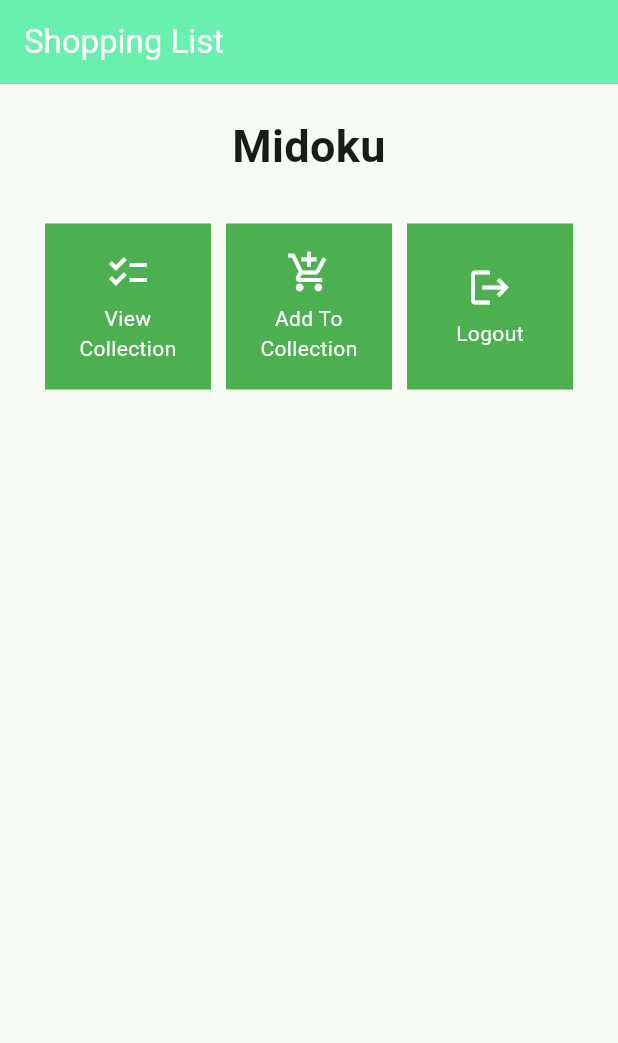
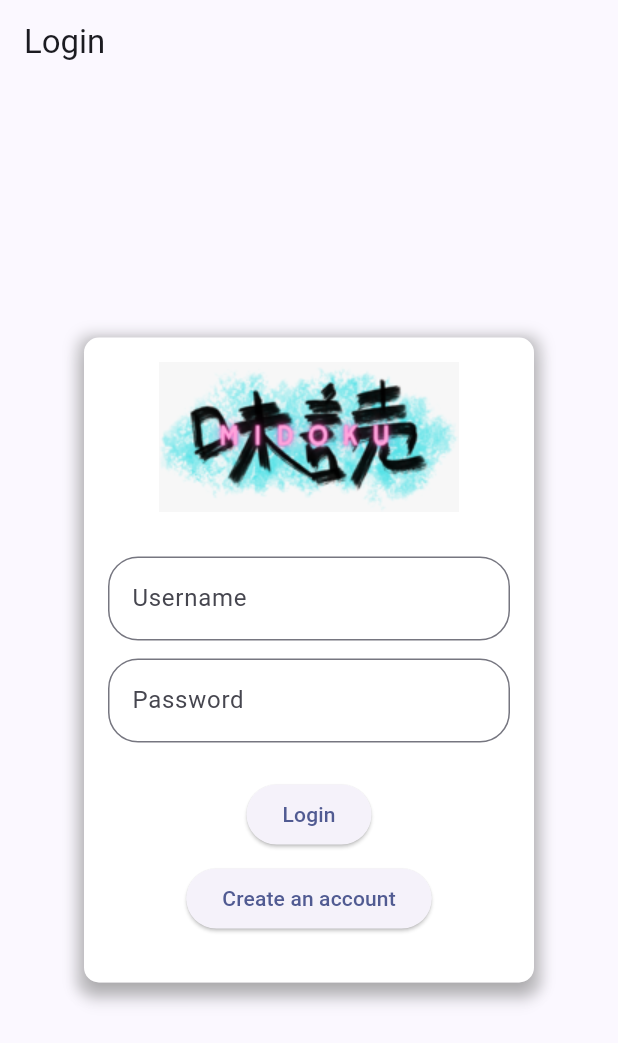
Before and after one commit to TomoriNow/flutter-midoku-final, a Flutter app: the screen it shows after launch, on a phone screen of 412 x 824 dp. Shown: the top 1043 px of the screen. Run offline on Flutter 3.47's test engine with Material 2 defaults, Android fonts, the phone set to English and light mode, and no system bars; missing offline and left inert: pbp_django_auth.

Commit message:
adding logout login and register

```diff
--- a/lib/main.dart
+++ b/lib/main.dart
@@ -1,23 +1,30 @@
 import 'package:flutter/material.dart';
 import 'package:midoku/catalog.dart';
+import 'package:midoku/screens/login.dart';
+import 'package:pbp_django_auth/pbp_django_auth.dart';
+import 'package:provider/provider.dart';
 
 void main() {
   runApp(const MyApp());
 }
 
 class MyApp extends StatelessWidget {
-  const MyApp({super.key});
+  const MyApp({Key? key}) : super(key: key);
 
-  // This widget is the root of your application.
   @override
   Widget build(BuildContext context) {
-    return MaterialApp(
-      title: 'Midoku',
-      theme: ThemeData(
-        colorScheme: ColorScheme.fromSeed(seedColor: Colors.greenAccent),
-        useMaterial3: true,
-      ),
-      home: MyHomePage(),
+    return Provider(
+      create: (_) {
+        CookieRequest request = CookieRequest();
+        return request;
+      },
+      child: MaterialApp(
+          title: 'Flutter App',
+          theme: ThemeData(
+            colorScheme: ColorScheme.fromSeed(seedColor: Colors.indigo),
+            useMaterial3: true,
+          ),
+          home: LoginPage()),
     );
   }
 }
--- /dev/null
+++ b/lib/screens/login.dart
@@ -0,0 +1,175 @@
+// import 'package:shopping_list/screens/menu.dart';
+import 'package:flutter/material.dart';
+import 'package:midoku/catalog.dart';
+import 'package:midoku/main.dart';
+import 'package:midoku/screens/register.dart';
+import 'package:pbp_django_auth/pbp_django_auth.dart';
+import 'package:provider/provider.dart';
+
+void main() {
+  runApp(const LoginApp());
+}
+
+class LoginApp extends StatelessWidget {
+  const LoginApp({super.key});
+
+  @override
+  Widget build(BuildContext context) {
+    return MaterialApp(
+      title: 'Login',
+      theme: ThemeData(
+        primarySwatch: Colors.blue,
+      ),
+      home: const LoginPage(),
+    );
+  }
+}
+
+class LoginPage extends StatefulWidget {
+  const LoginPage({super.key});
+
+  @override
+  _LoginPageState createState() => _LoginPageState();
+}
+
+class _LoginPageState extends State<LoginPage> {
+  final TextEditingController _usernameController = TextEditingController();
+  final TextEditingController _passwordController = TextEditingController();
+
+  @override
+  Widget build(BuildContext context) {
+    final request = context.watch<CookieRequest>();
+    return Scaffold(
+      appBar: AppBar(
+        title: const Text('Login'),
+      ),
+      body: Center(
+        child: Card(
+          elevation: 5.0,
+          shadowColor: Colors.black, // Set the shadow color (optional)
+          shape: RoundedRectangleBorder(
+            borderRadius:
+                BorderRadius.circular(10.0), // Set border radius (optional)
+          ),
+          child: Container(
+            padding: const EdgeInsets.all(16.0),
+            width: 300.0,
+            decoration: BoxDecoration(
+              color: Colors.white, // Set the background color
+              borderRadius:
+                  BorderRadius.circular(10.0), // Set border radius (optional)
+              boxShadow: [
+                BoxShadow(
+                  color: Colors.grey
+                      .withOpacity(0.5), // Set shadow color and opacity
+                  spreadRadius: 5,
+                  blurRadius: 7,
+                  offset: Offset(0, 3), // Set the shadow offset
+                ),
+              ],
+            ),
+            child: Column(
+              mainAxisAlignment: MainAxisAlignment.center,
+              mainAxisSize: MainAxisSize.min,
+              children: [
+                Image.asset(
+                  'assets/logos.png', // Replace with your image path
+                  width: 200.0, // Set the width of the image
+                  height: 100.0, // Set the height of the image
+                  fit: BoxFit.cover, // Adjust the BoxFit as needed
+                ),
+                const SizedBox(height: 30.0),
+                TextField(
+                  controller: _usernameController,
+                  decoration: InputDecoration(
+                    labelText: 'Username',
+                    border: OutlineInputBorder(
+                      borderRadius:
+                          BorderRadius.circular(20.0), // Set oval-like shape
+                    ),
+                  ),
+                ),
+                const SizedBox(height: 12.0),
+                TextField(
+                  controller: _passwordController,
+                  decoration: InputDecoration(
+                    labelText: 'Password',
+                    border: OutlineInputBorder(
+                      borderRadius:
+                          BorderRadius.circular(20.0), // Set oval-like shape
+                    ),
+                  ),
+                  obscureText: true,
+                ),
+                const SizedBox(height: 24.0),
+                ElevatedButton(
+                  onPressed: () async {
+                    String username = _usernameController.text;
+                    String password = _passwordController.text;
+
+                    // Check credentials
+                    // TODO: Change the URL and don't forget to add a trailing slash (/) at the end of the URL!
+                    // To connect the Android emulator to Django on localhost,
+                    // use the URL http://10.0.2.2/
+                    final response = await request
+                        .login("http://localhost:8000/auth/login/", {
+                      'username': username,
+                      'password': password,
+                    });
+
+                    if (request.loggedIn) {
+                      String message = response['message'];
+                      String uname = response['username'];
+                      Navigator.pushReplacement(
+                        context,
+                        MaterialPageRoute(builder: (context) => MyHomePage()),
+                      );
+                      ScaffoldMessenger.of(context)
+                        ..hideCurrentSnackBar()
+                        ..showSnackBar(
+                          SnackBar(content: Text("$message Welcome, $uname.")),
+                        );
+                    } else {
+                      showDialog(
+                        context: context,
+                        builder: (context) => AlertDialog(
+                          title: const Text('Login Failed'),
+                          content: Text(response['message']),
+                          actions: [
+                            TextButton(
+                              child: const Text('OK'),
+                              onPressed: () {
+                                Navigator.pop(context);
+                              },
+                            ),
+                          ],
+                        ),
+                      );
+                    }
+                  },
+                  child: const Text('Login'),
+                ),
+                const SizedBox(height: 8.0),
+                Padding(
+                  padding: const EdgeInsets.only(
+                      bottom:
+                          16.0), // Adjust the value for your desired spacing
+                  child: ElevatedButton(
+                    onPressed: () {
+                      Navigator.push(
+                        context,
+                        MaterialPageRoute(
+                            builder: (context) => const RegisterPage()),
+                      );
+                    },
+                    child: const Text('Create an account'),
+                  ),
+                ),
+              ],
+            ),
+          ),
+        ),
+      ),
+    );
+  }
+}
--- a/pubspec.yaml
+++ b/pubspec.yaml
@@ -35,6 +35,8 @@ dependencies:
   # The following adds the Cupertino Icons font to your application.
   # Use with the CupertinoIcons class for iOS style icons.
   cupertino_icons: ^1.0.2
+  provider: ^6.1.1
+  pbp_django_auth: ^0.4.0
 
 dev_dependencies:
   flutter_test:
@@ -52,6 +54,8 @@ dev_dependencies:
 
 # The following section is specific to Flutter packages.
 flutter:
+  assets:
+    - assets/logos.png
 
   # The following line ensures that the Material Icons font is
   # included with your application, so that you can use the icons in
```
Also changed, not shown: lib/catalog.dart (+26 -2 lines), lib/screens/register.dart (added, +143 -0 lines), assets/logos.png (added), pubspec.lock, 1 other file.
